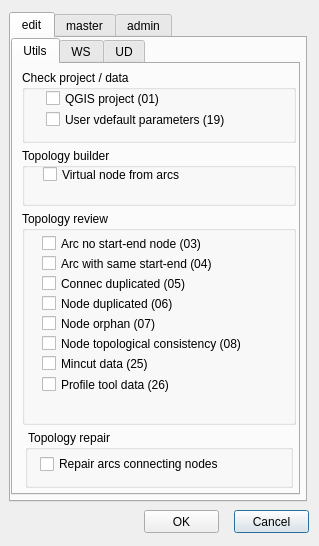
Giswater/giswater_qgis_plugin, file ui/toolbox.ui: the form before one commit.
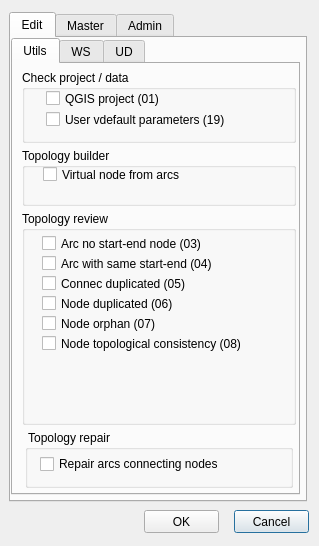
The form after the commit.

Commit message: Toolbox and config forms update

What changed in the file:
```diff
--- a/ui/toolbox.ui
+++ b/ui/toolbox.ui
@@ -27,7 +27,7 @@
    </property>
    <widget class="QWidget" name="tab_3">
     <attribute name="title">
-     <string>edit</string>
+     <string>Edit</string>
     </attribute>
     <widget class="QTabWidget" name="tabWidget_3">
      <property name="geometry">
@@ -161,32 +161,6 @@
          <string>Node topological consistency (08)</string>
         </property>
        </widget>
-       <widget class="QCheckBox" name="check_mincut_data">
-        <property name="geometry">
-         <rect>
-          <x>20</x>
-          <y>144</y>
-          <width>235</width>
-          <height>17</height>
-         </rect>
-        </property>
-        <property name="text">
-         <string>Mincut data (25)</string>
-        </property>
-       </widget>
-       <widget class="QCheckBox" name="check_profile_tool_data">
-        <property name="geometry">
-         <rect>
-          <x>20</x>
-          <y>165</y>
-          <width>232</width>
-          <height>17</height>
-         </rect>
-        </property>
-        <property name="text">
-         <string>Profile tool data (26)</string>
-        </property>
-       </widget>
       </widget>
       <widget class="QGroupBox" name="gb_topology_repair">
        <property name="geometry">
@@ -270,7 +244,7 @@
        <property name="title">
         <string>Check project / data</string>
        </property>
-       <widget class="QCheckBox" name="check_node_orphan_6">
+       <widget class="QCheckBox" name="check_mincut_data">
         <property name="geometry">
          <rect>
           <x>12</x>
@@ -379,7 +353,7 @@
        <property name="title">
         <string>Check project / data</string>
        </property>
-       <widget class="QCheckBox" name="check_node_orphan_7">
+       <widget class="QCheckBox" name="check_profile_tool_data">
         <property name="geometry">
          <rect>
           <x>9</x>
@@ -398,7 +372,7 @@
    </widget>
    <widget class="QWidget" name="tab_2">
     <attribute name="title">
-     <string>master</string>
+     <string>Master</string>
     </attribute>
     <widget class="QGroupBox" name="groupBox_2">
      <property name="geometry">
@@ -520,7 +494,7 @@
    </widget>
    <widget class="QWidget" name="tab">
     <attribute name="title">
-     <string>admin</string>
+     <string>Admin</string>
     </attribute>
     <widget class="QGroupBox" name="groupBox_4">
      <property name="geometry">
```
The commit also changes 1 other file.
